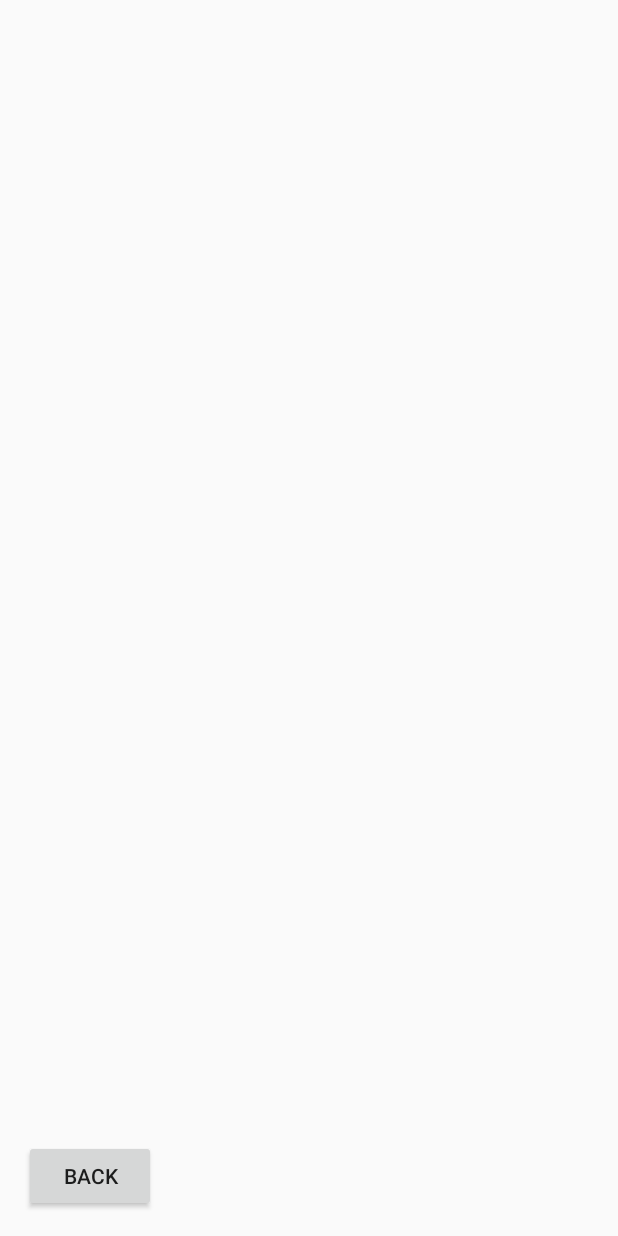
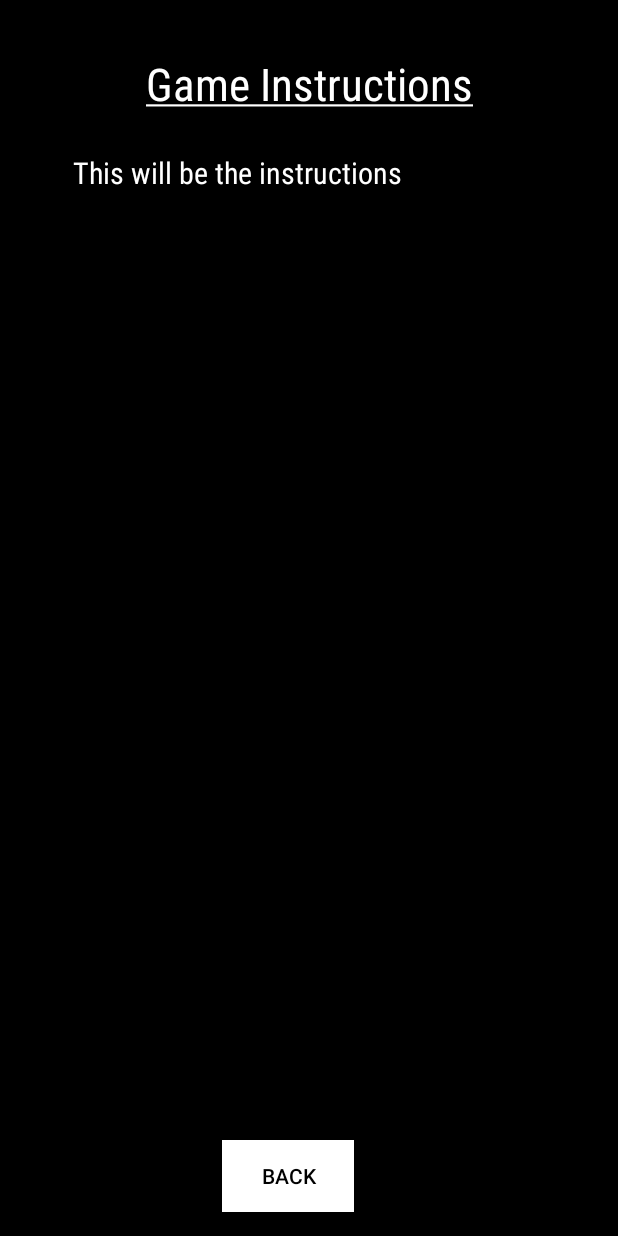
Before and after one commit to AdamHolbert/Adventures, an Android app: the InstructionsActivity screen opened directly, with no data from a screen before it, on a phone screen of 412 x 824 dp. Run offline under Robolectric (Android 15) with nearby library versions, the phone set to English and light mode, and no system bars.

Commit message:
They all black now

```diff
--- a/app/src/main/res/layout/activity_instructions.xml
+++ b/app/src/main/res/layout/activity_instructions.xml
@@ -4,15 +4,56 @@
     xmlns:tools="http://schemas.android.com/tools"
     android:layout_width="match_parent"
     android:layout_height="match_parent"
-    tools:context=".InstructionsActivity">
+    tools:context=".InstructionsActivity"
+    android:background="#000">
 
     <Button
         android:id="@+id/backbutton"
         android:layout_width="wrap_content"
         android:layout_height="wrap_content"
         android:layout_marginBottom="16dp"
-        android:layout_marginStart="16dp"
+        android:layout_marginStart="148dp"
+        android:layout_marginTop="8dp"
+        android:background="#fff"
         android:text="Back"
+        android:textColor="#000"
         app:layout_constraintBottom_toBottomOf="parent"
-        app:layout_constraintStart_toStartOf="parent" />
+        app:layout_constraintStart_toStartOf="parent"
+        app:layout_constraintTop_toBottomOf="@+id/textView"
+        app:layout_constraintVertical_bias="1.0" />
+
+    <TextView
+        android:id="@+id/textView2"
+        android:layout_width="wrap_content"
+        android:layout_height="77dp"
+        android:layout_marginEnd="8dp"
+        android:layout_marginStart="8dp"
+        android:fontFamily="sans-serif-condensed"
+        android:text="@string/instructions"
+        android:textAlignment="center"
+        android:textColor="#fff"
+        android:textSize="30sp"
+        app:layout_constraintEnd_toEndOf="parent"
+        app:layout_constraintStart_toStartOf="parent"
+        app:layout_constraintTop_toTopOf="parent" />
+
+    <TextView
+        android:id="@+id/textView"
+        android:layout_width="290dp"
+        android:layout_height="389dp"
+        android:layout_marginBottom="8dp"
+        android:layout_marginEnd="8dp"
+        android:layout_marginStart="44dp"
+        android:layout_marginTop="20dp"
+        android:fontFamily="sans-serif-condensed"
+        android:text="@string/instructionstext"
+        android:textAlignment="textStart"
+        android:textColor="#fff"
+        android:textSize="20sp"
+        app:layout_constraintBottom_toBottomOf="parent"
+        app:layout_constraintEnd_toEndOf="parent"
+        app:layout_constraintHorizontal_bias="0.071"
+        app:layout_constraintStart_toStartOf="parent"
+        app:layout_constraintTop_toBottomOf="@+id/textView2"
+        app:layout_constraintVertical_bias="0.013" />
 </android.support.constraint.ConstraintLayout>
--- a/app/src/main/res/values/strings.xml
+++ b/app/src/main/res/values/strings.xml
@@ -3,4 +3,6 @@
     <string name="devteam"><u><strong>\nDev Team</strong></u></string>
     <string name="musicassets"><u><strong>Music</strong></u></string>
     <string name="otherassets"><u><strong>Others</strong></u></string>
+    <string name="instructions"><u><strong>\nGame Instructions</strong></u></string>
+    <string name="instructionstext">This will be the instructions</string>
 </resources>
```
Also changed, not shown: app/src/main/res/layout/activity_home_screen.xml (+9 -2 lines), app/src/main/res/layout/activity_levels.xml (+8 -2 lines), app/src/main/res/layout/activity_settings.xml (+15 -6 lines).
